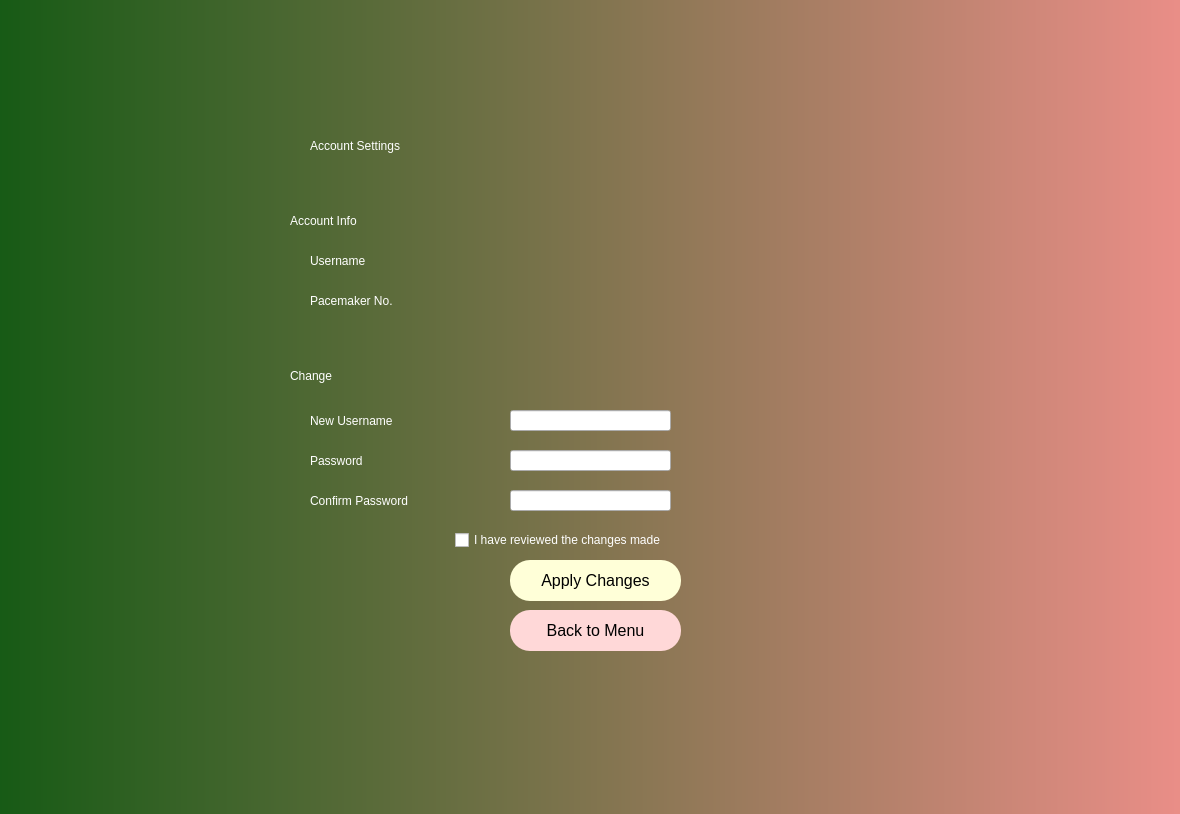
Above: DCM/interface/account_page.ui from patrickkosierb/3K04_DCM before the change. Below: the same form after it.
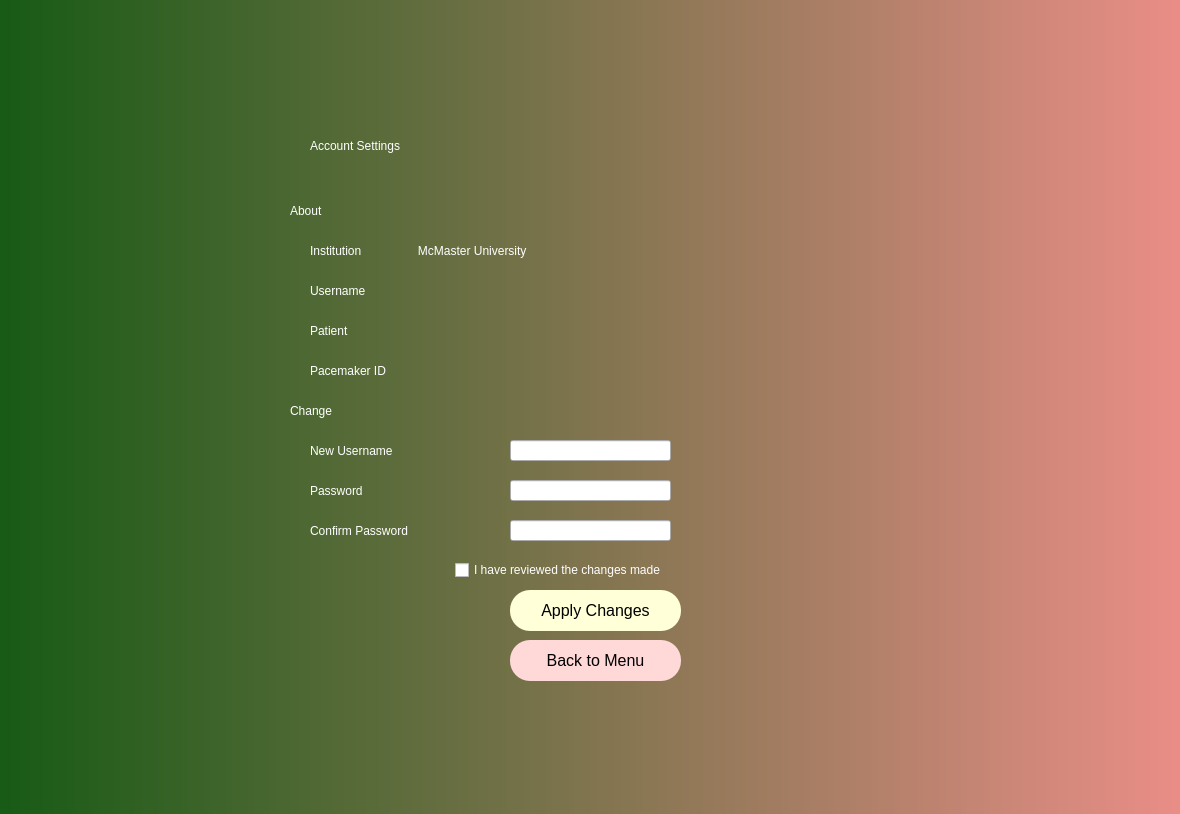
That is the form after the change.

Commit message: serial comm, about, graphs

Patch:
```diff
--- a/DCM/interface/account_page.ui
+++ b/DCM/interface/account_page.ui
@@ -47,7 +47,7 @@
     <property name="geometry">
      <rect>
       <x>640</x>
-      <y>570</y>
+      <y>600</y>
       <width>171</width>
       <height>41</height>
      </rect>
@@ -88,7 +88,7 @@
     <property name="geometry">
      <rect>
       <x>420</x>
-      <y>220</y>
+      <y>210</y>
       <width>181</width>
       <height>21</height>
      </rect>
@@ -98,14 +98,14 @@
 </string>
     </property>
     <property name="text">
-     <string>Account Info</string>
+     <string>About</string>
     </property>
    </widget>
    <widget class="QLabel" name="label2_2">
     <property name="geometry">
      <rect>
       <x>440</x>
-      <y>260</y>
+      <y>290</y>
       <width>141</width>
       <height>21</height>
      </rect>
@@ -122,7 +122,7 @@
     <property name="geometry">
      <rect>
       <x>440</x>
-      <y>300</y>
+      <y>330</y>
       <width>211</width>
       <height>21</height>
      </rect>
@@ -132,16 +132,16 @@
 </string>
     </property>
     <property name="text">
-     <string>Pacemaker No.</string>
+     <string>Patient</string>
     </property>
    </widget>
    <widget class="QLabel" name="label2_5">
     <property name="geometry">
      <rect>
       <x>420</x>
-      <y>370</y>
+      <y>400</y>
       <width>141</width>
-      <height>31</height>
+      <height>41</height>
      </rect>
     </property>
     <property name="styleSheet">
@@ -156,7 +156,7 @@
     <property name="geometry">
      <rect>
       <x>440</x>
-      <y>420</y>
+      <y>450</y>
       <width>161</width>
       <height>21</height>
      </rect>
@@ -173,7 +173,7 @@
     <property name="geometry">
      <rect>
       <x>440</x>
-      <y>460</y>
+      <y>490</y>
       <width>141</width>
       <height>21</height>
      </rect>
@@ -190,7 +190,7 @@
     <property name="geometry">
      <rect>
       <x>440</x>
-      <y>500</y>
+      <y>530</y>
       <width>191</width>
       <height>21</height>
      </rect>
@@ -207,7 +207,7 @@
     <property name="geometry">
      <rect>
       <x>640</x>
-      <y>420</y>
+      <y>450</y>
       <width>161</width>
       <height>21</height>
      </rect>
@@ -217,7 +217,7 @@
     <property name="geometry">
      <rect>
       <x>640</x>
-      <y>460</y>
+      <y>490</y>
       <width>161</width>
       <height>21</height>
      </rect>
@@ -227,7 +227,7 @@
     <property name="geometry">
      <rect>
       <x>640</x>
-      <y>500</y>
+      <y>530</y>
       <width>161</width>
       <height>21</height>
      </rect>
@@ -237,7 +237,7 @@
     <property name="geometry">
      <rect>
       <x>640</x>
-      <y>620</y>
+      <y>650</y>
       <width>171</width>
       <height>41</height>
      </rect>
@@ -265,7 +265,7 @@
     <property name="geometry">
      <rect>
       <x>585</x>
-      <y>540</y>
+      <y>570</y>
       <width>241</width>
       <height>20</height>
      </rect>
@@ -282,7 +282,7 @@
     <property name="geometry">
      <rect>
       <x>640</x>
-      <y>290</y>
+      <y>320</y>
       <width>181</width>
       <height>41</height>
      </rect>
@@ -299,7 +299,7 @@
     <property name="geometry">
      <rect>
       <x>640</x>
-      <y>250</y>
+      <y>280</y>
       <width>181</width>
       <height>41</height>
      </rect>
@@ -316,7 +316,7 @@
     <property name="geometry">
      <rect>
       <x>630</x>
-      <y>520</y>
+      <y>550</y>
       <width>181</width>
       <height>31</height>
      </rect>
@@ -333,7 +333,7 @@
     <property name="geometry">
      <rect>
       <x>630</x>
-      <y>520</y>
+      <y>550</y>
       <width>181</width>
       <height>31</height>
      </rect>
@@ -346,6 +346,57 @@
      <string/>
     </property>
    </widget>
+   <widget class="QLabel" name="label2_9">
+    <property name="geometry">
+     <rect>
+      <x>440</x>
+      <y>370</y>
+      <width>211</width>
+      <height>21</height>
+     </rect>
+    </property>
+    <property name="styleSheet">
+     <string notr="true">font: 14pt &quot;Arial&quot;; color:rgb(255, 255, 255)
+</string>
+    </property>
+    <property name="text">
+     <string>Pacemaker ID</string>
+    </property>
+   </widget>
+   <widget class="QLabel" name="pm_id">
+    <property name="geometry">
+     <rect>
+      <x>640</x>
+      <y>360</y>
+      <width>401</width>
+      <height>41</height>
+     </rect>
+    </property>
+    <property name="styleSheet">
+     <string notr="true">font: 12pt &quot;Arial&quot;; color:rgb(255, 255, 255)
+</string>
+    </property>
+    <property name="text">
+     <string/>
+    </property>
+   </widget>
+   <widget class="QLabel" name="label2_3">
+    <property name="geometry">
+     <rect>
+      <x>440</x>
+      <y>245</y>
+      <width>551</width>
+      <height>31</height>
+     </rect>
+    </property>
+    <property name="styleSheet">
+     <string notr="true">font: 14pt &quot;Arial&quot;; color:rgb(255, 255, 255)
+</string>
+    </property>
+    <property name="text">
+     <string>Institution                 McMaster University</string>
+    </property>
+   </widget>
   </widget>
  </widget>
  <resources/>
```
The commit also changes 35 other files.
